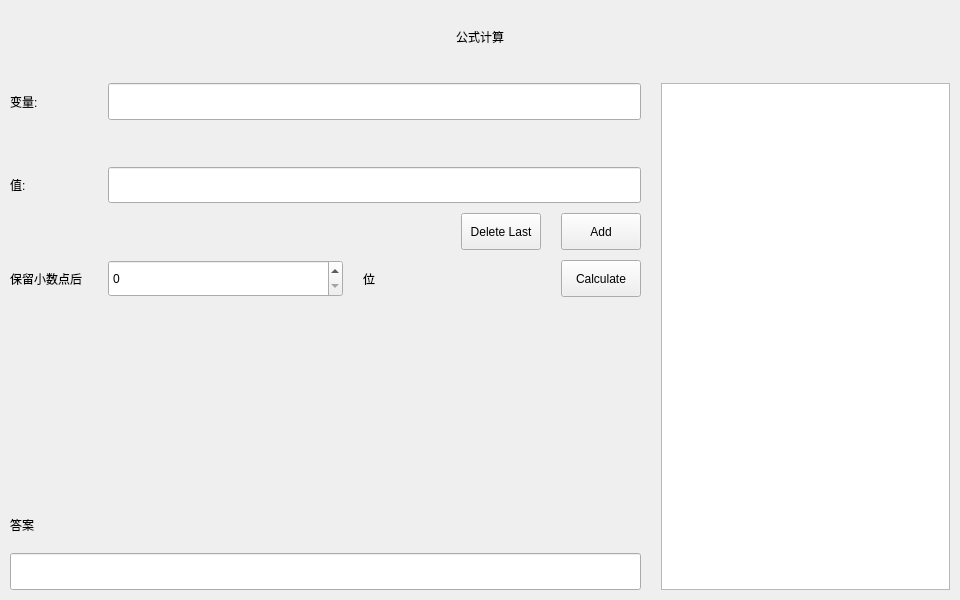
IshiKura-a/CPP_PROJECT_2020, file code/view/calculation.ui: the form before one commit.
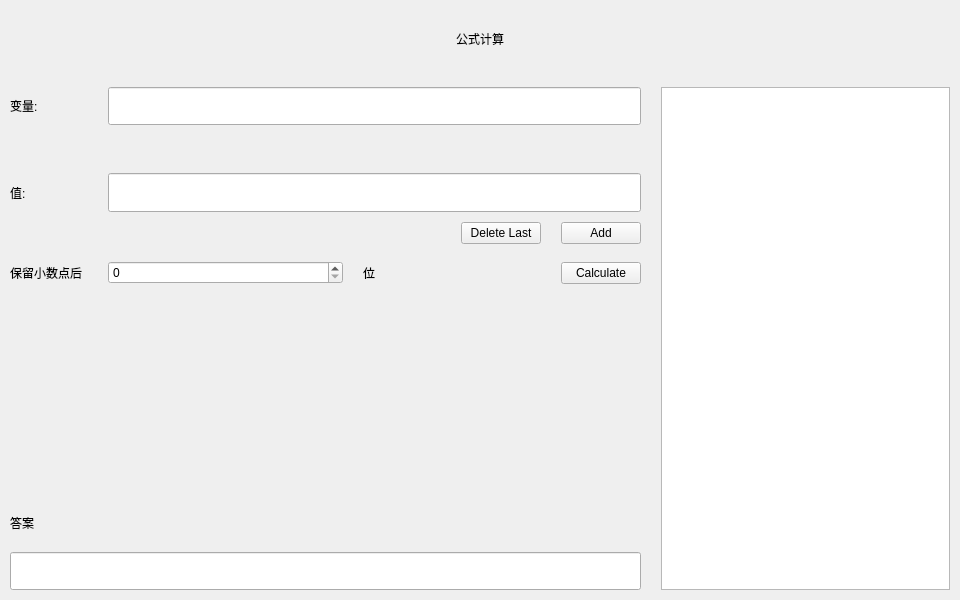
The form after the commit.

Patch:
```diff
--- a/code/view/calculation.ui
+++ b/code/view/calculation.ui
@@ -97,7 +97,7 @@
      <item row="5" column="4">
       <widget class="QPushButton" name="computionButton">
        <property name="sizePolicy">
-        <sizepolicy hsizetype="Expanding" vsizetype="Expanding">
+        <sizepolicy hsizetype="Expanding" vsizetype="Fixed">
          <horstretch>0</horstretch>
          <verstretch>0</verstretch>
         </sizepolicy>
@@ -123,7 +123,7 @@
      <item row="4" column="4">
       <widget class="QPushButton" name="addButton">
        <property name="sizePolicy">
-        <sizepolicy hsizetype="Expanding" vsizetype="Expanding">
+        <sizepolicy hsizetype="Expanding" vsizetype="Fixed">
          <horstretch>0</horstretch>
          <verstretch>0</verstretch>
         </sizepolicy>
@@ -165,7 +165,7 @@
      <item row="4" column="3">
       <widget class="QPushButton" name="deleteLastButton">
        <property name="sizePolicy">
-        <sizepolicy hsizetype="Expanding" vsizetype="Expanding">
+        <sizepolicy hsizetype="Expanding" vsizetype="Fixed">
          <horstretch>0</horstretch>
          <verstretch>0</verstretch>
         </sizepolicy>
@@ -211,7 +211,7 @@
      <item row="5" column="1">
       <widget class="QSpinBox" name="precisionSpinBox">
        <property name="sizePolicy">
-        <sizepolicy hsizetype="Expanding" vsizetype="Expanding">
+        <sizepolicy hsizetype="Expanding" vsizetype="Fixed">
          <horstretch>0</horstretch>
          <verstretch>0</verstretch>
         </sizepolicy>
```
